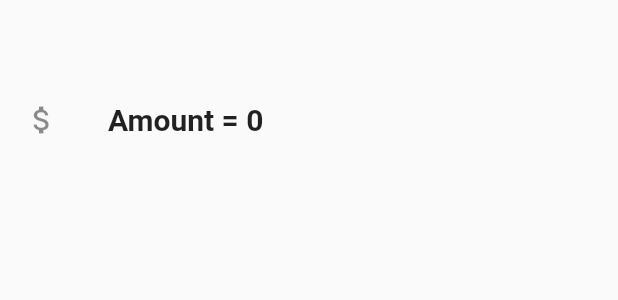
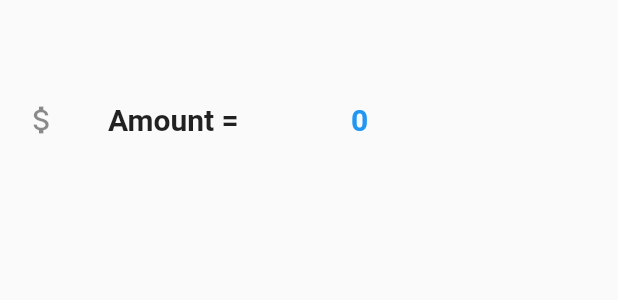
Before and after one commit to chetanshivaji/Gram, a Flutter app: the HouseWaterForm widget shown alone on an empty page, opened directly, on a phone screen of 412 x 824 dp. Shown: the part 782-1082 px from the top of the screen. Run offline on Flutter 3.47's test engine with Material 2 defaults, Android fonts, the phone set to English and light mode, and no system bars; our stand-ins replace cloud_firestore, firebase_auth, firebase_core, open_file, pdf; missing offline and left inert: flutter_email_sender, flutter_sms, whatsapp_unilink; accounts and stored records are empty.

```diff
--- a/lib/screens/in.dart
+++ b/lib/screens/in.dart
@@ -386,13 +386,7 @@ class HouseWaterFormState extends State<HouseWaterForm> {
           Expanded(
             child: ListTile(
               leading: Icon(Icons.person),
-              title: Text(
-                "Name = $name",
-                style: TextStyle(
-                  fontSize: 20.0,
-                  fontWeight: FontWeight.bold,
-                ),
-              ),
+              title: getPrefilledListTile("Name", name),
             ),
           ),
           Padding(
@@ -401,13 +395,7 @@ class HouseWaterFormState extends State<HouseWaterForm> {
           Expanded(
             child: ListTile(
               leading: Icon(Icons.person),
-              title: Text(
-                "Mail = $email",
-                style: TextStyle(
-                  fontSize: 20.0,
-                  fontWeight: FontWeight.bold,
-                ),
-              ),
+              title: getPrefilledListTile("Mail", email),
             ),
           ),
           Padding(
@@ -416,13 +404,7 @@ class HouseWaterFormState extends State<HouseWaterForm> {
           Expanded(
             child: ListTile(
               leading: Icon(Icons.attach_money),
-              title: Text(
-                "Amount = $amount",
-                style: TextStyle(
-                  fontSize: 20.0,
-                  fontWeight: FontWeight.bold,
-                ),
-              ),
+              title: getPrefilledListTile("Amount", amount.toString()),
             ),
           ),
           Padding(
--- a/lib/util.dart
+++ b/lib/util.dart
@@ -153,6 +153,35 @@ Color getColor(String type) {
   } else {
     return Colors.red;
   }
+}
+
+Widget getPrefilledListTile(String LHS, String RHS) {
+  return Expanded(
+    child: Row(
+      children: [
+        Expanded(
+          child: Text(
+            "$LHS = ",
+            style: TextStyle(
+              fontSize: 20.0,
+              fontWeight: FontWeight.bold,
+            ),
+          ),
+        ),
+        Expanded(
+          child: Text(
+            "$RHS",
+            textAlign: TextAlign.left,
+            style: TextStyle(
+              fontSize: 20.0,
+              fontWeight: FontWeight.bold,
+              color: Colors.blue,
+            ),
+          ),
+        ),
+      ],
+    ),
+  );
 }
 
 TextStyle getTableFirstColStyle() {
```
Also changed, not shown: lib/screens/search_pending.dart (+55 -115 lines).
